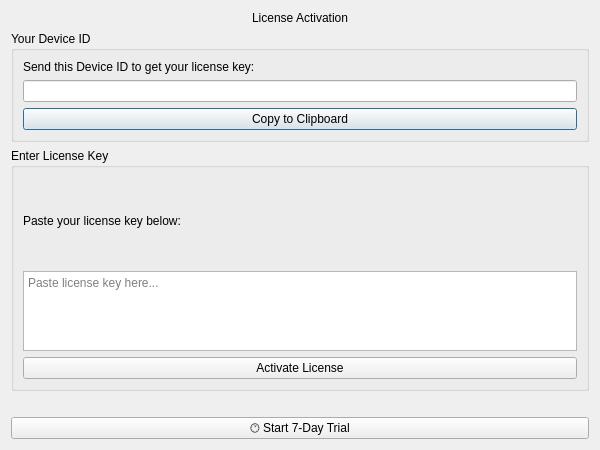
Qt form ui/license_dialog.ui (MaiPriyanshuHoooon/triageX) before a commit.
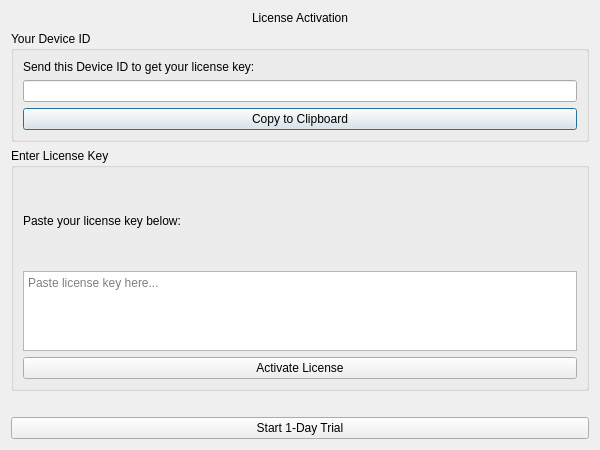
The same form after that commit.

```diff
--- a/ui/license_dialog.ui
+++ b/ui/license_dialog.ui
@@ -103,7 +103,7 @@
    <item>
     <widget class="QPushButton" name="trialButton">
      <property name="text">
-      <string>🕐 Start 7-Day Trial</string>
+    <string>Start 1-Day Trial</string>
      </property>
     </widget>
    </item>
```
